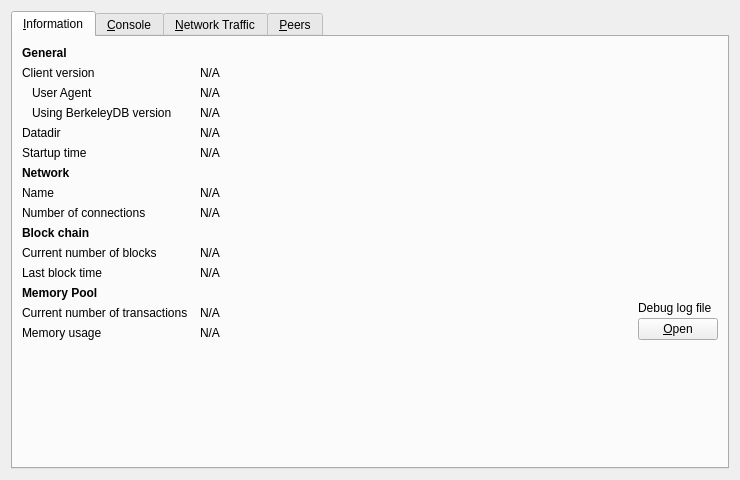
Before: the Qt Designer form src/qt/forms/debugwindow.ui in auroracoin101/Auroracoin, drawn with Qt 5.
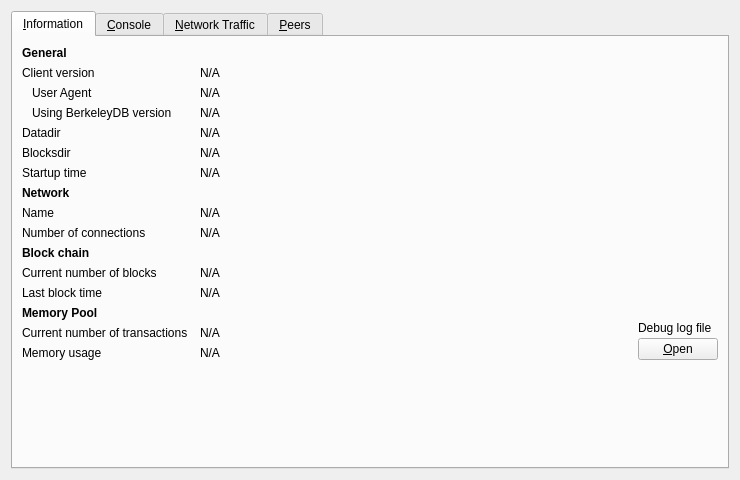
After: the same form once the commit is applied. Icons and pictures are not drawn. Custom widgets are drawn as their Qt base class.

Commit message: Bitcoin: 3045704502e8a241b60b847fd52fcbed3129a2e4 (Add Blocksdir to Debug window).

```diff
--- a/src/qt/forms/debugwindow.ui
+++ b/src/qt/forms/debugwindow.ui
@@ -142,13 +142,39 @@
         </widget>
        </item>
        <item row="5" column="0">
+        <widget class="QLabel" name="label_11">
+         <property name="text">
+          <string>Blocksdir</string>
+         </property>
+        </widget>
+       </item>
+       <item row="5" column="1" colspan="2">
+        <widget class="QLabel" name="blocksDir">
+         <property name="cursor">
+          <cursorShape>IBeamCursor</cursorShape>
+         </property>
+         <property name="text">
+          <string>N/A</string>
+         </property>
+         <property name="textFormat">
+          <enum>Qt::PlainText</enum>
+         </property>
+         <property name="wordWrap">
+          <bool>true</bool>
+         </property>
+         <property name="textInteractionFlags">
+          <set>Qt::LinksAccessibleByMouse|Qt::TextSelectableByKeyboard|Qt::TextSelectableByMouse</set>
+         </property>
+        </widget>
+       </item>
+       <item row="6" column="0">
         <widget class="QLabel" name="label_13">
          <property name="text">
           <string>Startup time</string>
          </property>
         </widget>
        </item>
-       <item row="5" column="1" colspan="2">
+       <item row="6" column="1" colspan="2">
         <widget class="QLabel" name="startupTime">
          <property name="cursor">
           <cursorShape>IBeamCursor</cursorShape>
@@ -164,7 +190,7 @@
          </property>
         </widget>
        </item>
-       <item row="6" column="0">
+       <item row="7" column="0">
            <widget class="QLabel" name="labelNetwork">
                <property name="font">
                    <font>
@@ -177,14 +203,14 @@
                </property>
            </widget>
        </item>
-       <item row="7" column="0">
+       <item row="8" column="0">
         <widget class="QLabel" name="label_8">
          <property name="text">
           <string>Name</string>
          </property>
         </widget>
        </item>
-       <item row="7" column="1" colspan="2">
+       <item row="8" column="1" colspan="2">
         <widget class="QLabel" name="networkName">
          <property name="cursor">
           <cursorShape>IBeamCursor</cursorShape>
@@ -200,14 +226,14 @@
          </property>
         </widget>
        </item>
-       <item row="8" column="0">
+       <item row="9" column="0">
         <widget class="QLabel" name="label_7">
          <property name="text">
           <string>Number of connections</string>
          </property>
         </widget>
        </item>
-       <item row="8" column="1" colspan="2">
+       <item row="9" column="1" colspan="2">
         <widget class="QLabel" name="numberOfConnections">
          <property name="cursor">
           <cursorShape>IBeamCursor</cursorShape>
@@ -223,7 +249,7 @@
          </property>
         </widget>
        </item>
-       <item row="9" column="0">
+       <item row="10" column="0">
         <widget class="QLabel" name="label_10">
          <property name="font">
           <font>
@@ -236,14 +262,14 @@
          </property>
         </widget>
        </item>
-       <item row="10" column="0">
+       <item row="11" column="0">
         <widget class="QLabel" name="label_3">
          <property name="text">
           <string>Current number of blocks</string>
          </property>
         </widget>
        </item>
-       <item row="10" column="1" colspan="2">
+       <item row="11" column="1" colspan="2">
         <widget class="QLabel" name="numberOfBlocks">
          <property name="cursor">
           <cursorShape>IBeamCursor</cursorShape>
@@ -259,14 +285,14 @@
          </property>
         </widget>
        </item>
-       <item row="11" column="0">
+       <item row="12" column="0">
         <widget class="QLabel" name="labelLastBlockTime">
          <property name="text">
           <string>Last block time</string>
          </property>
         </widget>
        </item>
-       <item row="11" column="1" colspan="2">
+       <item row="12" column="1" colspan="2">
         <widget class="QLabel" name="lastBlockTime">
          <property name="cursor">
           <cursorShape>IBeamCursor</cursorShape>
@@ -282,7 +308,7 @@
          </property>
         </widget>
        </item>
-       <item row="12" column="0">
+       <item row="13" column="0">
         <widget class="QLabel" name="labelMempoolTitle">
          <property name="font">
           <font>
@@ -295,14 +321,14 @@
          </property>
         </widget>
        </item>
-       <item row="13" column="0">
+       <item row="14" column="0">
         <widget class="QLabel" name="labelNumberOfTransactions">
          <property name="text">
           <string>Current number of transactions</string>
          </property>
         </widget>
        </item>
-       <item row="13" column="1">
+       <item row="14" column="1">
         <widget class="QLabel" name="mempoolNumberTxs">
          <property name="cursor">
           <cursorShape>IBeamCursor</cursorShape>
@@ -318,14 +344,14 @@
          </property>
         </widget>
        </item>
-       <item row="14" column="0">
+       <item row="15" column="0">
         <widget class="QLabel" name="labelMemoryUsage">
          <property name="text">
           <string>Memory usage</string>
          </property>
         </widget>
        </item>
-       <item row="14" column="1">
+       <item row="15" column="1">
         <widget class="QLabel" name="mempoolSize">
          <property name="cursor">
           <cursorShape>IBeamCursor</cursorShape>
@@ -341,7 +367,7 @@
          </property>
         </widget>
        </item>
-       <item row="12" column="2" rowspan="3">
+       <item row="13" column="2" rowspan="3">
         <layout class="QVBoxLayout" name="verticalLayoutDebugButton">
          <property name="spacing">
           <number>3</number>
@@ -381,7 +407,7 @@
          </item>
         </layout>
        </item>
-       <item row="15" column="0">
+       <item row="16" column="0">
         <spacer name="verticalSpacer">
          <property name="orientation">
           <enum>Qt::Vertical</enum>
```
The commit also changes 3 other files.
